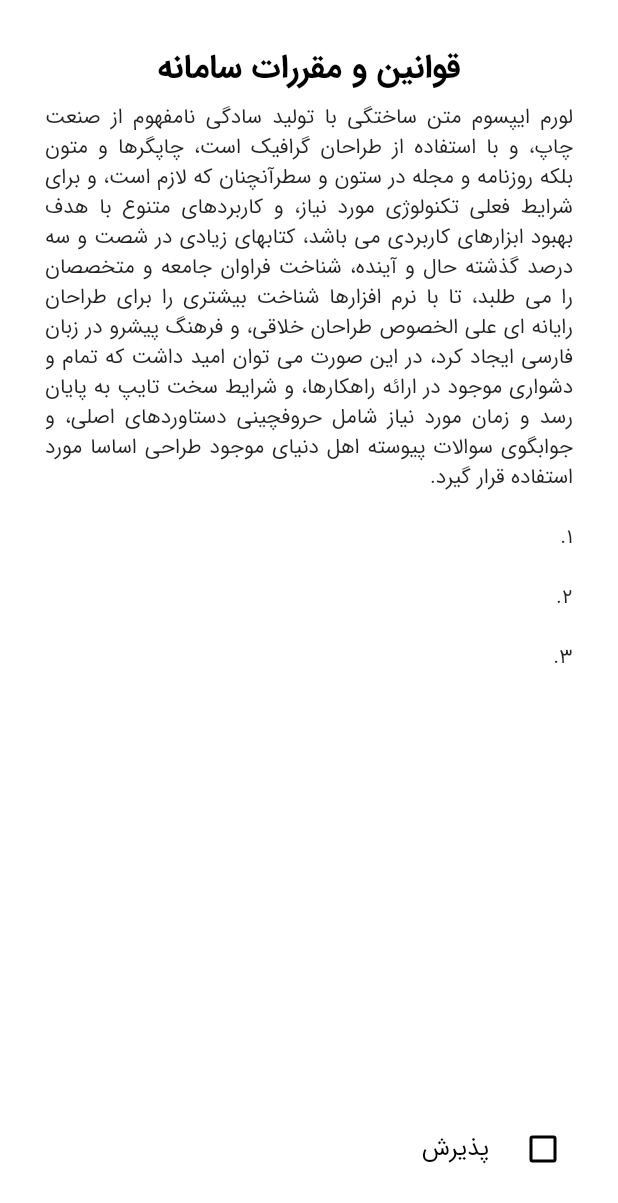
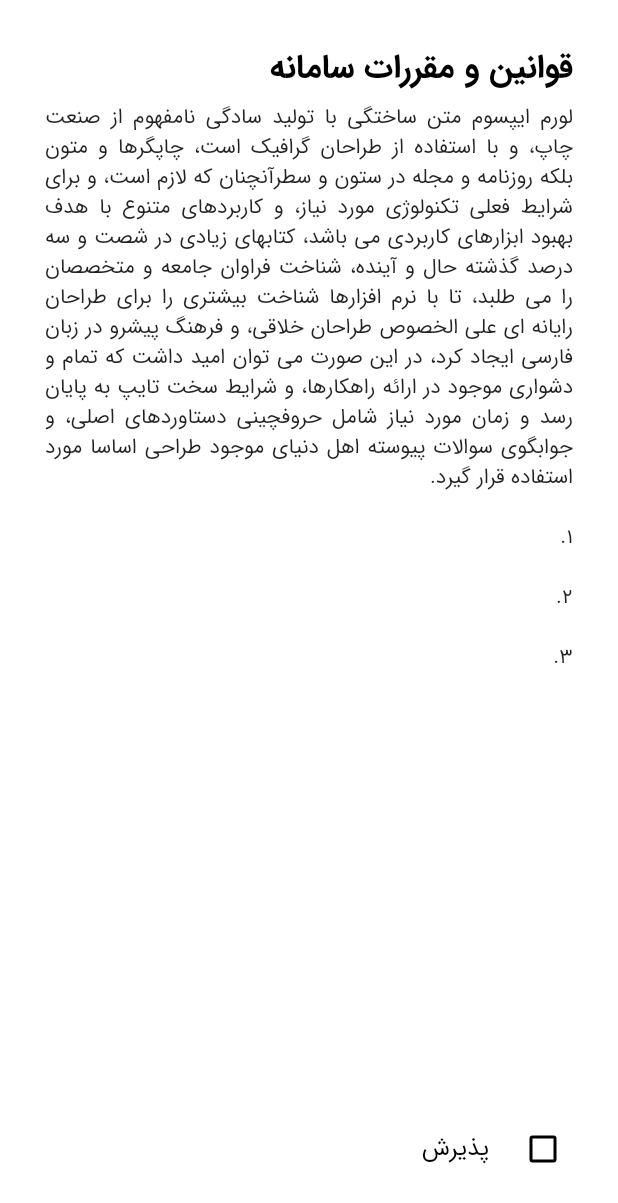
Before and after one commit to kiyanzade/jadeh_ro, a Flutter app: the LawsScreenView widget shown alone on an empty page, opened directly, on a phone screen of 412 x 824 dp. Shown: the top 1203 px of the screen. Run offline on Flutter 3.47's test engine with Material 3 defaults, Android fonts, the light colour scheme and no system bars; our stand-ins replace animated_text_kit, carousel_slider, dotted_line, flutter_easyloading, flutter_map, flutter_spinbox and 12 more; missing offline and left inert: delayed_widget, open_street_map_search_and_pick, persian_datetime_picker, persian_number_utility; accounts and stored records are empty; network calls fail.

Commit message:
fix bugs

```diff
--- a/jadehro_app/lib/Common/View/laws_screen_view.dart
+++ b/jadehro_app/lib/Common/View/laws_screen_view.dart
@@ -14,13 +14,16 @@ class LawsScreenView extends StatefulWidget {
 class _LawsScreenViewState extends State<LawsScreenView> {
   @override
   Widget build(BuildContext context) {
-    return Padding(
+    return Directionality(
+      textDirection: TextDirection.rtl,
+      child: Padding(
         padding: const EdgeInsets.all(20),
         child: Container(
           padding: const EdgeInsets.all(10),
           height: Get.height,
           width: Get.width,
           child: Column(
+            crossAxisAlignment: CrossAxisAlignment.start,
             children: [
               const Text(
                 'قوانین و مقررات سامانه',
@@ -39,6 +42,7 @@ class _LawsScreenViewState extends State<LawsScreenView> {
                   child: Text(
                     ' لورم ایپسوم متن ساختگی با تولید سادگی نامفهوم از صنعت چاپ، و با استفاده از طراحان گرافیک است، چاپگرها و متون بلکه روزنامه و مجله در ستون و سطرآنچنان که لازم است، و برای شرایط فعلی تکنولوژی مورد نیاز، و کاربردهای متنوع با هدف بهبود ابزارهای کاربردی می باشد، کتابهای زیادی در شصت و سه درصد گذشته حال و آینده، شناخت فراوان جامعه و متخصصان را می طلبد، تا با نرم افزارها شناخت بیشتری را برای طراحان رایانه ای علی الخصوص طراحان خلاقی، و فرهنگ پیشرو در زبان فارسی ایجاد کرد، در این صورت می توان امید داشت که تمام و دشواری موجود در ارائه راهکارها، و شرایط سخت تایپ به پایان رسد و زمان مورد نیاز شامل حروفچینی دستاوردهای اصلی، و جوابگوی سوالات پیوسته اهل دنیای موجود طراحی اساسا مورد استفاده قرار گیرد.\n\n1.\n\n2.\n\n3.\n\n',
                     textAlign: TextAlign.justify,
+                    textDirection: TextDirection.rtl,
                     style: TextStyle(
                       color: Colors.black87,
                       fontSize: 14,
@@ -66,6 +70,7 @@ class _LawsScreenViewState extends State<LawsScreenView> {
             ],
           ),
         ),
+      ),
     );
   }
 }
--- a/jadehro_app/lib/Passenger/Controller/passenger_trip_controller.dart
+++ b/jadehro_app/lib/Passenger/Controller/passenger_trip_controller.dart
@@ -35,7 +35,7 @@ class PassengerTripController extends GetxController {
 
   RxInt spinValue = 1.obs;
   RxInt spinMax = 4.obs;
-  int reqCapacity = 4;
+  int reqCapacity = 1;
 
   double sourceLatitude = 0;
   double sourceLongitude = 0;
--- a/jadehro_app/lib/Passenger/View/travel_detail_passenger_view.dart
+++ b/jadehro_app/lib/Passenger/View/travel_detail_passenger_view.dart
@@ -452,7 +452,7 @@ class TravelDetailPassengerView extends StatelessWidget {
                           height: 50,
                           child: SpinBox(
                             iconColor:
-                                const MaterialStatePropertyAll(Colors.grey),
+                                const WidgetStatePropertyAll(Colors.grey),
                             decoration: const InputDecoration(
                               border: OutlineInputBorder(
                                 borderRadius:
```
Also changed, not shown: 1 other file. Lines whose indentation alone changed are shown as unchanged.
